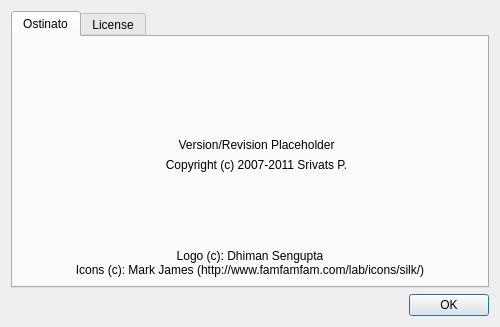
First picture: the form in client/about.ui, repository pstavirs/ostinato, before the edit.
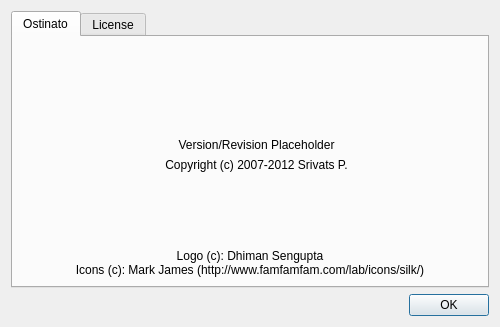
Second picture: the form after the edit. Icons and pictures are not drawn.

Commit message: Updated copyright years in the About dialog

The edit to the form file:
```diff
--- a/client/about.ui
+++ b/client/about.ui
@@ -94,7 +94,7 @@
            <item>
             <widget class="QLabel" name="label_3" >
              <property name="text" >
-              <string>Copyright (c) 2007-2011 Srivats P.</string>
+              <string>Copyright (c) 2007-2012 Srivats P.</string>
              </property>
              <property name="alignment" >
               <set>Qt::AlignCenter</set>
```
